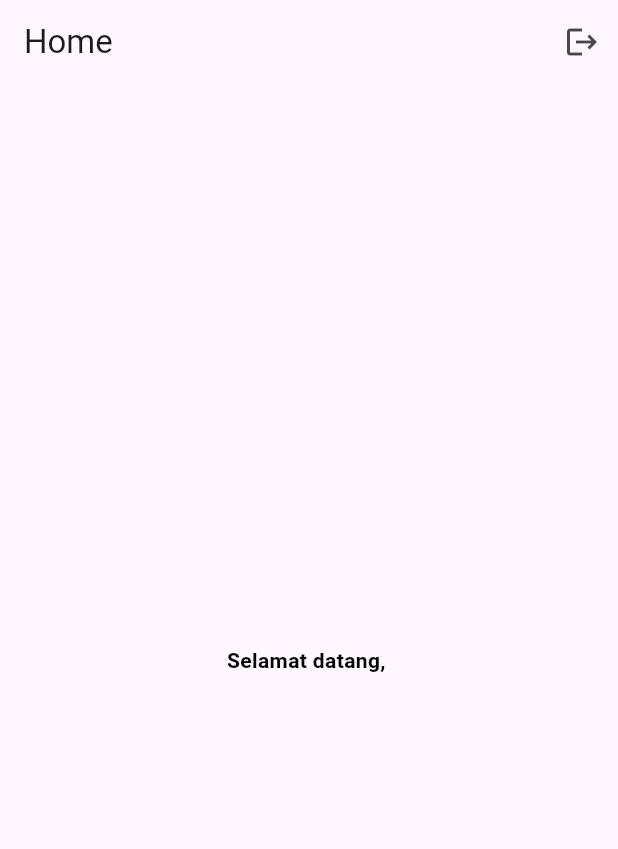
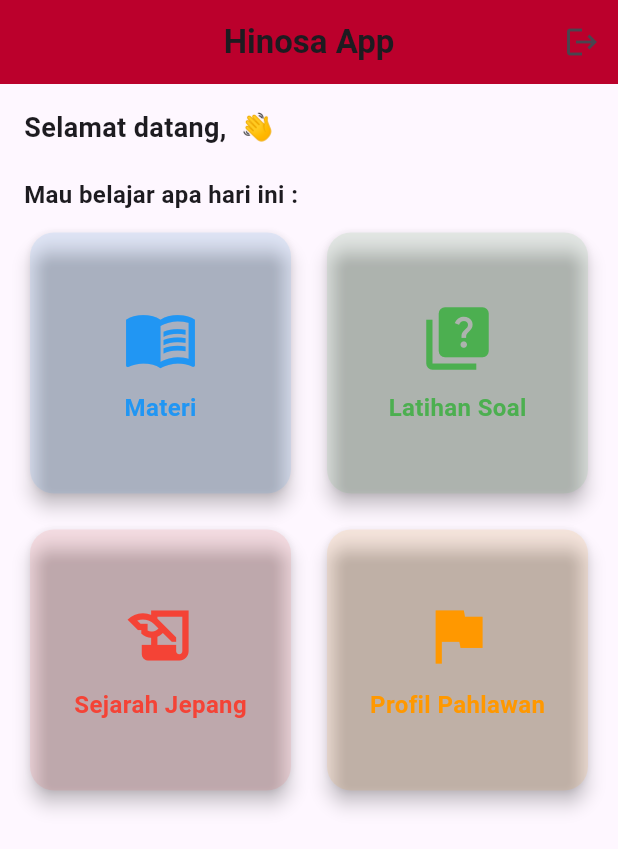
Before and after one commit to ChairulCode/Hinosa-App, a Flutter app: the HomeScreen screen opened directly, on a phone screen of 412 x 824 dp. Shown: the top 849 px of the screen. Run offline on Flutter 3.47's test engine with Material 3 defaults, Android fonts, the phone set to English and light mode, and no system bars; our stand-ins replace supabase_flutter; accounts and stored records are empty.

Commit message:
fix daftar

```diff
--- a/lib/screens/home_screen.dart
+++ b/lib/screens/home_screen.dart
@@ -58,17 +58,131 @@ class _HomeScreenState extends State<HomeScreen> {
 
     return Scaffold(
       appBar: AppBar(
-        title: const Text("Home"),
+        title: const Text(
+          "Hinosa App",
+          style: TextStyle(fontWeight: FontWeight.bold),
+        ),
+        centerTitle: true,
         actions: [
           IconButton(icon: const Icon(Icons.logout), onPressed: _logout),
         ],
+        backgroundColor: Color(0xFFBB002C),
       ),
-      body: Center(
-        child: Text(
-          "Selamat datang, ${auth.currentUser?.email ?? 'User'}",
-          style: const TextStyle(
-            color: Colors.black,
-            fontWeight: FontWeight.bold,
+      body: Padding(
+        padding: const EdgeInsets.all(16),
+        child: Column(
+          crossAxisAlignment: CrossAxisAlignment.start,
+          children: [
+            Text(
+              "Selamat datang, ${auth.currentUser?.email ?? 'User'} 👋",
+              style: const TextStyle(fontSize: 18, fontWeight: FontWeight.bold),
+            ),
+            const SizedBox(height: 20),
+
+            const Text(
+              "Mau belajar apa hari ini :",
+              style: TextStyle(fontSize: 16, fontWeight: FontWeight.w600),
+            ),
+            const SizedBox(height: 10),
+
+            Expanded(
+              child: GridView.count(
+                crossAxisCount: 2,
+                crossAxisSpacing: 16,
+                mainAxisSpacing: 16,
+                children: [
+                  _buildMenuCard(
+                    context,
+                    title: "Materi",
+                    icon: Icons.menu_book,
+                    color: Colors.blue,
+                    onTap: () {
+                      // TODO: arahkan ke halaman materi
+                      ScaffoldMessenger.of(context).showSnackBar(
+                        const SnackBar(
+                          content: Text("Menu Materi belum dibuat"),
+                        ),
+                      );
+                    },
+                  ),
+                  _buildMenuCard(
+                    context,
+                    title: "Latihan Soal",
+                    icon: Icons.quiz,
+                    color: Colors.green,
+                    onTap: () {
+                      // TODO: arahkan ke halaman soal
+                      ScaffoldMessenger.of(context).showSnackBar(
+                        const SnackBar(
+                          content: Text("Menu Latihan Soal belum dibuat"),
+                        ),
+                      );
+                    },
+                  ),
+                  _buildMenuCard(
+                    context,
+                    title: "Sejarah Jepang",
+                    icon: Icons.history_edu,
+                    color: Colors.red,
+                    onTap: () {
+                      ScaffoldMessenger.of(context).showSnackBar(
+                        const SnackBar(
+                          content: Text("Menu Sejarah Jepang belum dibuat"),
+                        ),
+                      );
+                    },
+                  ),
+                  _buildMenuCard(
+                    context,
+                    title: "Profil Pahlawan",
+                    icon: Icons.flag,
+                    color: Colors.orange,
+                    onTap: () {
+                      ScaffoldMessenger.of(context).showSnackBar(
+                        const SnackBar(
+                          content: Text("Menu Profil Pahlawan belum dibuat"),
+                        ),
+                      );
+                    },
+                  ),
+                ],
+              ),
+            ),
+          ],
+        ),
+      ),
+    );
+  }
+
+  Widget _buildMenuCard(
+    BuildContext context, {
+    required String title,
+    required IconData icon,
+    required Color color,
+    required VoidCallback onTap,
+  }) {
+    return InkWell(
+      onTap: onTap,
+      borderRadius: BorderRadius.circular(16),
+      child: Card(
+        elevation: 5,
+        color: color.withOpacity(0.1),
+        shape: RoundedRectangleBorder(borderRadius: BorderRadius.circular(16)),
+        child: Center(
+          child: Column(
+            mainAxisSize: MainAxisSize.min,
+            children: [
+              Icon(icon, size: 50, color: color),
+              const SizedBox(height: 10),
+              Text(
+                title,
+                style: TextStyle(
+                  fontSize: 16,
+                  fontWeight: FontWeight.bold,
+                  color: color,
+                ),
+              ),
+            ],
           ),
         ),
       ),
--- a/lib/screens/started_screen.dart
+++ b/lib/screens/started_screen.dart
@@ -24,7 +24,6 @@ class _StartedScreenState extends State<StartedScreen> {
     final session = Supabase.instance.client.auth.currentSession;
 
     if (session != null) {
-      // User sudah login → langsung Home
       if (mounted) {
         Navigator.pushReplacement(
           context,
--- a/lib/service/auth_service.dart
+++ b/lib/service/auth_service.dart
@@ -12,9 +12,7 @@ class AuthService {
     }
   }
 
-  // ✅ Dapetin user yang sedang login
   User? get currentUser => supabase.auth.currentUser;
 
-  // ✅ Cek apakah user sudah login
   bool get isLoggedIn => currentUser != null;
 }
```
